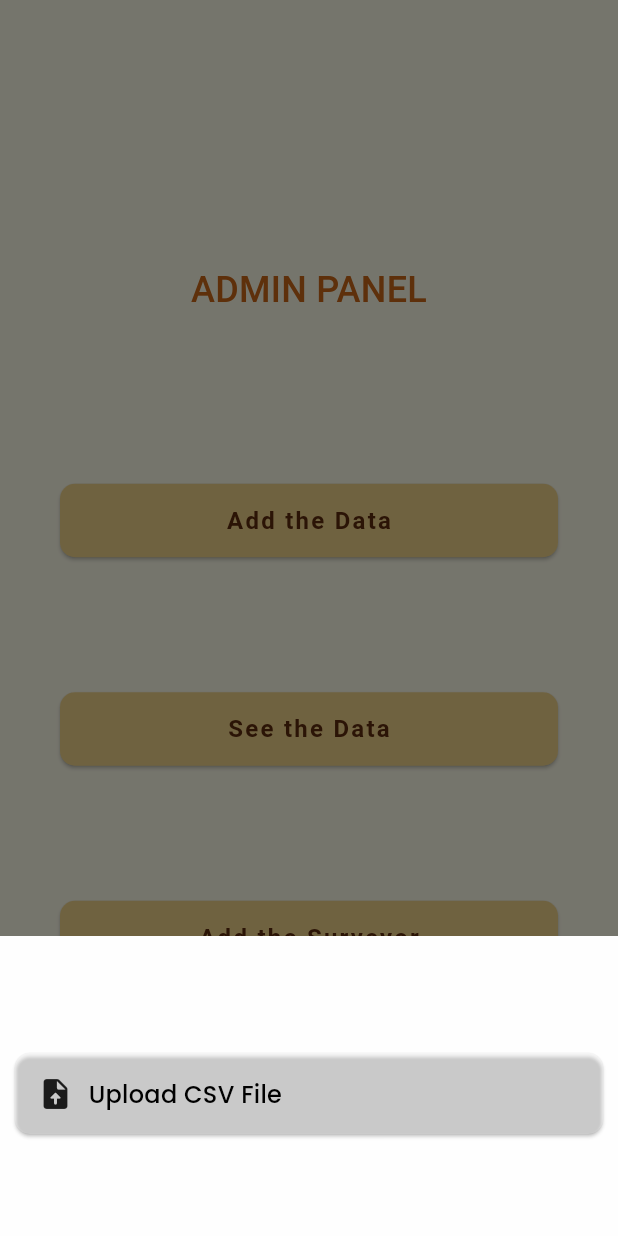
After one commit to Akshat5129/PlantationApp, a Flutter app: the AdminHome screen opened directly, after a tap on "Add the Data", on a phone screen of 412 x 824 dp. The commit adds this screen. Run offline on Flutter 3.47's test engine with Material 2 defaults, Android fonts, the phone set to English and light mode, and no system bars; our stand-ins replace camera, google_fonts, image_picker, signature; Roboto replaces fonts that are missing (OpenSans).

Commit message:
Admin Panel Code

```diff
--- /dev/null
+++ b/PlantationApp/lib/screens/admin_home.dart
@@ -0,0 +1,176 @@
+import 'package:flutter/material.dart';
+import 'package:google_fonts/google_fonts.dart';
+
+class AdminHome extends StatefulWidget {
+  const AdminHome({Key? key}) : super(key: key);
+
+  @override
+  State<AdminHome> createState() => _AdminHomeState();
+}
+
+class _AdminHomeState extends State<AdminHome> {
+  @override
+  Widget build(BuildContext context) {
+    return Scaffold(
+      backgroundColor: Color.fromRGBO(255, 254, 236, 1),
+      body: Container(
+        margin: EdgeInsets.all(20),
+        padding: EdgeInsets.all(20),
+        child: Column(
+          mainAxisAlignment: MainAxisAlignment.center,
+        children: [
+          SizedBox(height: 30,),
+          Text(
+            "ADMIN PANEL",
+            textAlign: TextAlign.center,
+            style: GoogleFonts.roboto(
+              textStyle: TextStyle(
+                  color: Color.fromRGBO(204, 104, 23, 1),
+                  letterSpacing: .2,
+                  fontSize: 24,
+                  fontWeight: FontWeight.w500
+              ),
+            ),
+          ),
+          SizedBox(height: 80,),
+          Container(
+            margin: EdgeInsets.only(top: 10),
+            padding: EdgeInsets.symmetric(vertical: 25.0),
+            width: double.infinity,
+            child: RaisedButton(
+              elevation: 1.0,
+              onPressed: (){
+                showModalBottomSheet<void>(
+                  context: context,
+                  builder: (BuildContext context) {
+                    return Container(
+                      height: 200,
+                      color: Colors.white70,
+                      padding: EdgeInsets.all(10),
+                      child: Center(
+                        child: Column(
+                          mainAxisAlignment: MainAxisAlignment.center,
+                          mainAxisSize: MainAxisSize.min,
+                          children: <Widget>[
+                            Container(
+                              margin: EdgeInsets.only(top: 10),
+                              padding: EdgeInsets.symmetric(vertical: 25.0),
+                              width: double.infinity,
+                              child: RaisedButton(
+                                  elevation: 1.0,
+                                  onPressed: (){
+
+                                    //Navigator.push(context, MaterialPageRoute(builder: (context) => FarmerDemandSConsent(),),);
+                                  },
+                                  padding: EdgeInsets.all(15.0),
+                                  shape: RoundedRectangleBorder(
+                                    borderRadius: BorderRadius.circular(10.0),
+                                  ),
+                                  color: Colors.white24,
+                                  child: Row(
+                                    mainAxisAlignment: MainAxisAlignment.start,
+                                    children: [
+                                      Icon(Icons.upload_file_rounded),
+                                      SizedBox(width: 10,),
+                                      Text(
+                                        "Upload CSV File",
+                                        textAlign: TextAlign.center,
+                                        style: GoogleFonts.poppins(
+                                          textStyle: TextStyle(
+                                              color: Colors.black,
+                                              letterSpacing: .2,
+                                              fontSize: 16,
+                                              fontWeight: FontWeight.w500
+                                          ),
+                                        ),
+
+                                      ),
+                                    ],
+                                  )
+                              ),
+                            ),
+
+                          ],
+                        ),
+                      ),
+                    );
+                  },
+                );
+              },
+              padding: EdgeInsets.all(15.0),
+              shape: RoundedRectangleBorder(
+                borderRadius: BorderRadius.circular(10.0),
+              ),
+              color: Color.fromRGBO(243, 214, 139, 1.0),
+              child: Text(
+                'Add the Data',
+                style: TextStyle(
+                  color: Color.fromRGBO(93, 43, 14, 1),
+                  letterSpacing: 1.5,
+                  fontSize: 16.0,
+                  fontWeight: FontWeight.w600,
+                  fontFamily: 'OpenSans',
+                ),
+              ),
+            ),
+          ),
+          SizedBox(height: 30,),
+          Container(
+            margin: EdgeInsets.only(top: 10),
+            padding: EdgeInsets.symmetric(vertical: 25.0),
+            width: double.infinity,
+            child: RaisedButton(
+              elevation: 1.0,
+              onPressed: (){
+
+              },
+              padding: EdgeInsets.all(15.0),
+              shape: RoundedRectangleBorder(
+                borderRadius: BorderRadius.circular(10.0),
+              ),
+              color: Color.fromRGBO(243, 214, 139, 1),
+              child: Text(
+                'See the Data',
+                style: TextStyle(
+                  color: Color.fromRGBO(93, 43, 14, 1),
+                  letterSpacing: 1.5,
+                  fontSize: 16.0,
+                  fontWeight: FontWeight.w600,
+                  fontFamily: 'OpenSans',
+                ),
+              ),
+            ),
+          ),
+          SizedBox(height: 30,),
+          Container(
+            margin: EdgeInsets.only(top: 10),
+            padding: EdgeInsets.symmetric(vertical: 25.0),
+            width: double.infinity,
+            child: RaisedButton(
+              elevation: 1.0,
+              onPressed: (){
+
+              },
+              padding: EdgeInsets.all(15.0),
+              shape: RoundedRectangleBorder(
+                borderRadius: BorderRadius.circular(10.0),
+              ),
+              color: Color.fromRGBO(243, 214, 139, 1.0),
+              child: Text(
+                'Add the Surveyor',
+                style: TextStyle(
+                  color: Color.fromRGBO(93, 43, 14, 1),
+                  letterSpacing: 1.5,
+                  fontSize: 16.0,
+                  fontWeight: FontWeight.w600,
+                  fontFamily: 'OpenSans',
+                ),
+              ),
+            ),
+          ),
+        ],
+      )
+      )
+    );
+  }
+}
--- a/PlantationApp/lib/screens/login_screen.dart
+++ b/PlantationApp/lib/screens/login_screen.dart
@@ -3,6 +3,7 @@
 
 import 'package:flutter/material.dart';
 import 'package:google_fonts/google_fonts.dart';
+import 'package:plantationapp/screens/admin_home.dart';
 import 'package:plantationapp/screens/farmer_reg.dart';
 
 
@@ -208,7 +209,8 @@ class _LoginScreenState extends State<LoginScreen> {
                             ),
                           ),
                         ),),
-                        Container(alignment: Alignment.center,
+                        GestureDetector(
+                          child: Container(alignment: Alignment.center,
                             child: Text(
                                   "Admin Login",
                                   textAlign: TextAlign.center,
@@ -217,10 +219,14 @@ class _LoginScreenState extends State<LoginScreen> {
                                         color: Colors.black54,
                                         letterSpacing: .2,
                                         fontSize: 16,
-                                fontWeight: FontWeight.w800
+                                        fontWeight: FontWeight.w800),
                                   ),
                                 ),
-                        ),),
+                              ),
+                              onTap: (){
+                            Navigator.push(context, MaterialPageRoute(builder: (context) => AdminHome(),),);
+                          },
+                        )
                       ],
                     ),
                   )
```
Lines whose indentation alone changed are shown as unchanged.
